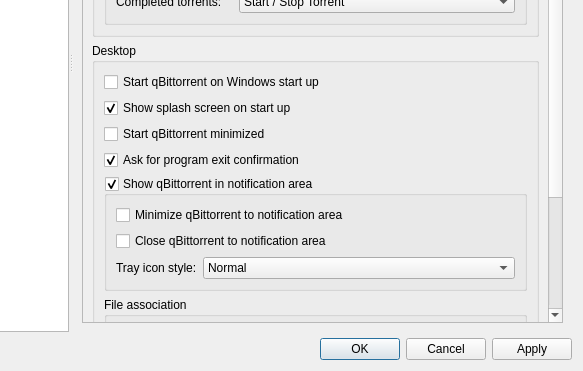
Before: the Qt Designer form src/gui/options.ui in SysAdminDoc/qBittorrent-Vanced, drawn with Qt 5; both pictures show x 196 to 779 and y 220 to 591 of the 779 by 591 pixel window.
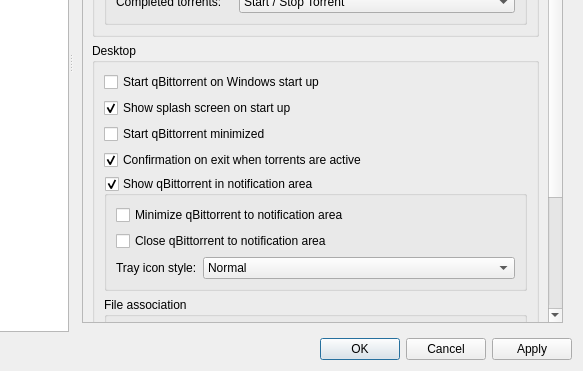
After: the same form once the commit is applied. Icons and pictures are not drawn.

Commit message: Change option text "Confirmation on exit when torrents are active"

What changed in the file:
```diff
--- a/src/gui/options.ui
+++ b/src/gui/options.ui
@@ -380,7 +380,7 @@
                <item>
                 <widget class="QCheckBox" name="checkProgramExitConfirm">
                  <property name="text">
-                  <string>Ask for program exit confirmation</string>
+                  <string>Confirmation on exit when torrents are active</string>
                  </property>
                  <property name="checked">
                   <bool>true</bool>
```
